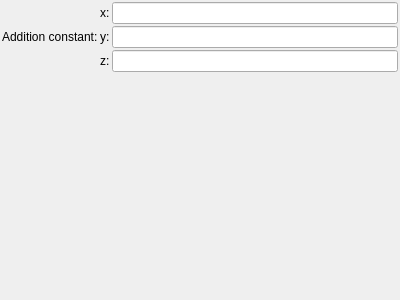
First picture: the form in mandelbulber2/qt_data/fractal_transf_addition_constant.ui, repository buddhi1980/mandelbulber2, before the edit.
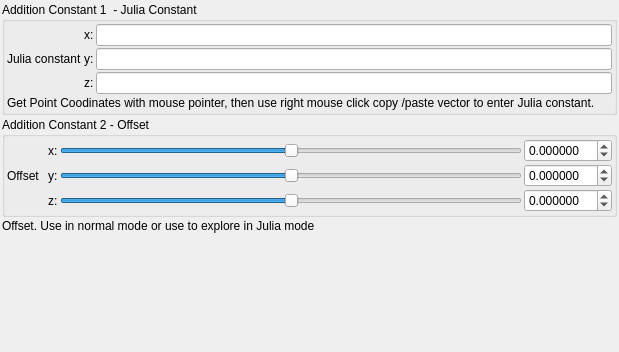
Second picture: the form after the edit. Custom widgets are drawn as their Qt base class.

Commit message:
updated trans-addition constant so that it can be used both ways
removed Quick dudley analytic DE code

The edit to the form file:
```diff
--- a/mandelbulber2/qt_data/fractal_transf_addition_constant.ui
+++ b/mandelbulber2/qt_data/fractal_transf_addition_constant.ui
@@ -6,8 +6,8 @@
    <rect>
     <x>0</x>
     <y>0</y>
-    <width>400</width>
-    <height>300</height>
+    <width>619</width>
+    <height>352</height>
    </rect>
   </property>
   <property name="windowTitle">
@@ -30,69 +30,331 @@
     <number>2</number>
    </property>
    <item>
-    <layout class="QGridLayout" name="gridLayout">
-     <property name="spacing">
-      <number>2</number>
+    <widget class="QGroupBox" name="groupBox_3">
+     <property name="toolTip">
+      <string/>
      </property>
-     <item row="0" column="1">
-      <widget class="QLabel" name="label_109">
-       <property name="text">
-        <string>x:</string>
-       </property>
-      </widget>
-     </item>
-     <item row="1" column="1">
-      <widget class="QLabel" name="label_110">
-       <property name="text">
-        <string>y:</string>
-       </property>
-      </widget>
-     </item>
-     <item row="2" column="1">
-      <widget class="QLabel" name="label_111">
-       <property name="text">
-        <string>z:</string>
-       </property>
-      </widget>
-     </item>
-     <item row="0" column="0" rowspan="3">
-      <widget class="QLabel" name="label_108">
-       <property name="text">
-        <string>Addition constant:</string>
-       </property>
-      </widget>
-     </item>
-     <item row="1" column="2">
-      <widget class="MyLineEdit" name="vect3_transf_addition_constant_y">
-       <property name="sizePolicy">
-        <sizepolicy hsizetype="Expanding" vsizetype="Maximum">
-         <horstretch>0</horstretch>
-         <verstretch>0</verstretch>
-        </sizepolicy>
-       </property>
-      </widget>
-     </item>
-     <item row="2" column="2">
-      <widget class="MyLineEdit" name="vect3_transf_addition_constant_z">
-       <property name="sizePolicy">
-        <sizepolicy hsizetype="Expanding" vsizetype="Maximum">
-         <horstretch>0</horstretch>
-         <verstretch>0</verstretch>
-        </sizepolicy>
-       </property>
-      </widget>
-     </item>
-     <item row="0" column="2">
-      <widget class="MyLineEdit" name="vect3_transf_addition_constant_x">
-       <property name="sizePolicy">
-        <sizepolicy hsizetype="Expanding" vsizetype="Maximum">
-         <horstretch>0</horstretch>
-         <verstretch>0</verstretch>
-        </sizepolicy>
-       </property>
-      </widget>
-     </item>
-    </layout>
+     <property name="title">
+      <string>Addition Constant 1  - Julia Constant</string>
+     </property>
+     <property name="checkable">
+      <bool>false</bool>
+     </property>
+     <layout class="QVBoxLayout" name="verticalLayout_30" stretch="0,0">
+      <property name="spacing">
+       <number>2</number>
+      </property>
+      <property name="leftMargin">
+       <number>2</number>
+      </property>
+      <property name="topMargin">
+       <number>2</number>
+      </property>
+      <property name="rightMargin">
+       <number>2</number>
+      </property>
+      <property name="bottomMargin">
+       <number>2</number>
+      </property>
+      <item>
+       <layout class="QGridLayout" name="gridLayout_64">
+        <property name="spacing">
+         <number>2</number>
+        </property>
+        <item row="4" column="3">
+         <widget class="MyLineEdit" name="vect3_transf_addition_constant_z">
+          <property name="sizePolicy">
+           <sizepolicy hsizetype="Expanding" vsizetype="Maximum">
+            <horstretch>0</horstretch>
+            <verstretch>0</verstretch>
+           </sizepolicy>
+          </property>
+         </widget>
+        </item>
+        <item row="2" column="2">
+         <widget class="QLabel" name="label_117">
+          <property name="text">
+           <string>x:</string>
+          </property>
+         </widget>
+        </item>
+        <item row="3" column="2">
+         <widget class="QLabel" name="label_116">
+          <property name="text">
+           <string>y:</string>
+          </property>
+         </widget>
+        </item>
+        <item row="3" column="3">
+         <widget class="MyLineEdit" name="vect3_transf_addition_constant_y">
+          <property name="sizePolicy">
+           <sizepolicy hsizetype="Expanding" vsizetype="Maximum">
+            <horstretch>0</horstretch>
+            <verstretch>0</verstretch>
+           </sizepolicy>
+          </property>
+         </widget>
+        </item>
+        <item row="2" column="3">
+         <widget class="MyLineEdit" name="vect3_transf_addition_constant_x">
+          <property name="sizePolicy">
+           <sizepolicy hsizetype="Expanding" vsizetype="Maximum">
+            <horstretch>0</horstretch>
+            <verstretch>0</verstretch>
+           </sizepolicy>
+          </property>
+         </widget>
+        </item>
+        <item row="3" column="1">
+         <widget class="QLabel" name="label_256">
+          <property name="text">
+           <string>Julia constant</string>
+          </property>
+         </widget>
+        </item>
+        <item row="4" column="2">
+         <widget class="QLabel" name="label_118">
+          <property name="text">
+           <string>z:</string>
+          </property>
+         </widget>
+        </item>
+       </layout>
+      </item>
+      <item>
+       <widget class="QLabel" name="label">
+        <property name="text">
+         <string>Get Point Coodinates with mouse pointer, then use right mouse click copy /paste vector to enter Julia constant.</string>
+        </property>
+        <property name="wordWrap">
+         <bool>true</bool>
+        </property>
+       </widget>
+      </item>
+     </layout>
+    </widget>
+   </item>
+   <item>
+    <widget class="QGroupBox" name="groupBox_2">
+     <property name="toolTip">
+      <string/>
+     </property>
+     <property name="title">
+      <string>Addition Constant 2 - Offset</string>
+     </property>
+     <property name="checkable">
+      <bool>false</bool>
+     </property>
+     <layout class="QVBoxLayout" name="verticalLayout_29" stretch="0">
+      <property name="spacing">
+       <number>2</number>
+      </property>
+      <property name="leftMargin">
+       <number>2</number>
+      </property>
+      <property name="topMargin">
+       <number>2</number>
+      </property>
+      <property name="rightMargin">
+       <number>2</number>
+      </property>
+      <property name="bottomMargin">
+       <number>2</number>
+      </property>
+      <item>
+       <layout class="QGridLayout" name="gridLayout_63">
+        <property name="spacing">
+         <number>2</number>
+        </property>
+        <item row="4" column="3">
+         <widget class="QSlider" name="slider3_transf_addition_constantA_000_z">
+          <property name="sizePolicy">
+           <sizepolicy hsizetype="Expanding" vsizetype="Maximum">
+            <horstretch>0</horstretch>
+            <verstretch>0</verstretch>
+           </sizepolicy>
+          </property>
+          <property name="minimum">
+           <number>-5000000</number>
+          </property>
+          <property name="maximum">
+           <number>5000000</number>
+          </property>
+          <property name="singleStep">
+           <number>1</number>
+          </property>
+          <property name="orientation">
+           <enum>Qt::Horizontal</enum>
+          </property>
+         </widget>
+        </item>
+        <item row="4" column="4">
+         <widget class="MyDoubleSpinBox" name="spinbox3_transf_addition_constantA_000_z">
+          <property name="sizePolicy">
+           <sizepolicy hsizetype="Minimum" vsizetype="Maximum">
+            <horstretch>0</horstretch>
+            <verstretch>0</verstretch>
+           </sizepolicy>
+          </property>
+          <property name="prefix">
+           <string/>
+          </property>
+          <property name="suffix">
+           <string/>
+          </property>
+          <property name="decimals">
+           <number>6</number>
+          </property>
+          <property name="minimum">
+           <double>-99.989999999999995</double>
+          </property>
+          <property name="maximum">
+           <double>99.989999999999995</double>
+          </property>
+          <property name="singleStep">
+           <double>0.100000000000000</double>
+          </property>
+         </widget>
+        </item>
+        <item row="3" column="1">
+         <widget class="QLabel" name="label_255">
+          <property name="text">
+           <string>Offset  </string>
+          </property>
+         </widget>
+        </item>
+        <item row="3" column="3">
+         <widget class="QSlider" name="slider3_transf_addition_constantA_000_y">
+          <property name="sizePolicy">
+           <sizepolicy hsizetype="Expanding" vsizetype="Maximum">
+            <horstretch>0</horstretch>
+            <verstretch>0</verstretch>
+           </sizepolicy>
+          </property>
+          <property name="minimum">
+           <number>-5000000</number>
+          </property>
+          <property name="maximum">
+           <number>5000000</number>
+          </property>
+          <property name="singleStep">
+           <number>1</number>
+          </property>
+          <property name="orientation">
+           <enum>Qt::Horizontal</enum>
+          </property>
+         </widget>
+        </item>
+        <item row="3" column="2">
+         <widget class="QLabel" name="label_113">
+          <property name="text">
+           <string>y:</string>
+          </property>
+         </widget>
+        </item>
+        <item row="2" column="3">
+         <widget class="QSlider" name="slider3_transf_addition_constantA_000_x">
+          <property name="sizePolicy">
+           <sizepolicy hsizetype="Preferred" vsizetype="Preferred">
+            <horstretch>0</horstretch>
+            <verstretch>0</verstretch>
+           </sizepolicy>
+          </property>
+          <property name="minimum">
+           <number>-5000000</number>
+          </property>
+          <property name="maximum">
+           <number>5000000</number>
+          </property>
+          <property name="singleStep">
+           <number>1</number>
+          </property>
+          <property name="orientation">
+           <enum>Qt::Horizontal</enum>
+          </property>
+         </widget>
+        </item>
+        <item row="2" column="2">
+         <widget class="QLabel" name="label_114">
+          <property name="text">
+           <string>x:</string>
+          </property>
+         </widget>
+        </item>
+        <item row="4" column="2">
+         <widget class="QLabel" name="label_115">
+          <property name="text">
+           <string>z:</string>
+          </property>
+         </widget>
+        </item>
+        <item row="2" column="4">
+         <widget class="MyDoubleSpinBox" name="spinbox3_transf_addition_constantA_000_x">
+          <property name="sizePolicy">
+           <sizepolicy hsizetype="Minimum" vsizetype="Maximum">
+            <horstretch>0</horstretch>
+            <verstretch>0</verstretch>
+           </sizepolicy>
+          </property>
+          <property name="prefix">
+           <string/>
+          </property>
+          <property name="suffix">
+           <string/>
+          </property>
+          <property name="decimals">
+           <number>6</number>
+          </property>
+          <property name="minimum">
+           <double>-99.989999999999995</double>
+          </property>
+          <property name="maximum">
+           <double>99.989999999999995</double>
+          </property>
+          <property name="singleStep">
+           <double>0.100000000000000</double>
+          </property>
+         </widget>
+        </item>
+        <item row="3" column="4">
+         <widget class="MyDoubleSpinBox" name="spinbox3_transf_addition_constantA_000_y">
+          <property name="sizePolicy">
+           <sizepolicy hsizetype="Minimum" vsizetype="Maximum">
+            <horstretch>0</horstretch>
+            <verstretch>0</verstretch>
+           </sizepolicy>
+          </property>
+          <property name="prefix">
+           <string/>
+          </property>
+          <property name="suffix">
+           <string/>
+          </property>
+          <property name="decimals">
+           <number>6</number>
+          </property>
+          <property name="minimum">
+           <double>-99.989999999999995</double>
+          </property>
+          <property name="maximum">
+           <double>99.989999999999995</double>
+          </property>
+          <property name="singleStep">
+           <double>0.100000000000000</double>
+          </property>
+         </widget>
+        </item>
+       </layout>
+      </item>
+     </layout>
+    </widget>
+   </item>
+   <item>
+    <widget class="QLabel" name="label_2">
+     <property name="text">
+      <string>Offset. Use in normal mode or use to explore in Julia mode</string>
+     </property>
+    </widget>
    </item>
    <item>
     <spacer name="verticalSpacer">
@@ -110,6 +372,11 @@
   </layout>
  </widget>
  <customwidgets>
+  <customwidget>
+   <class>MyDoubleSpinBox</class>
+   <extends>QDoubleSpinBox</extends>
+   <header>mydoublespinbox.h</header>
+  </customwidget>
   <customwidget>
    <class>MyLineEdit</class>
    <extends>QLineEdit</extends>
```
The commit also changes 7 other files.
